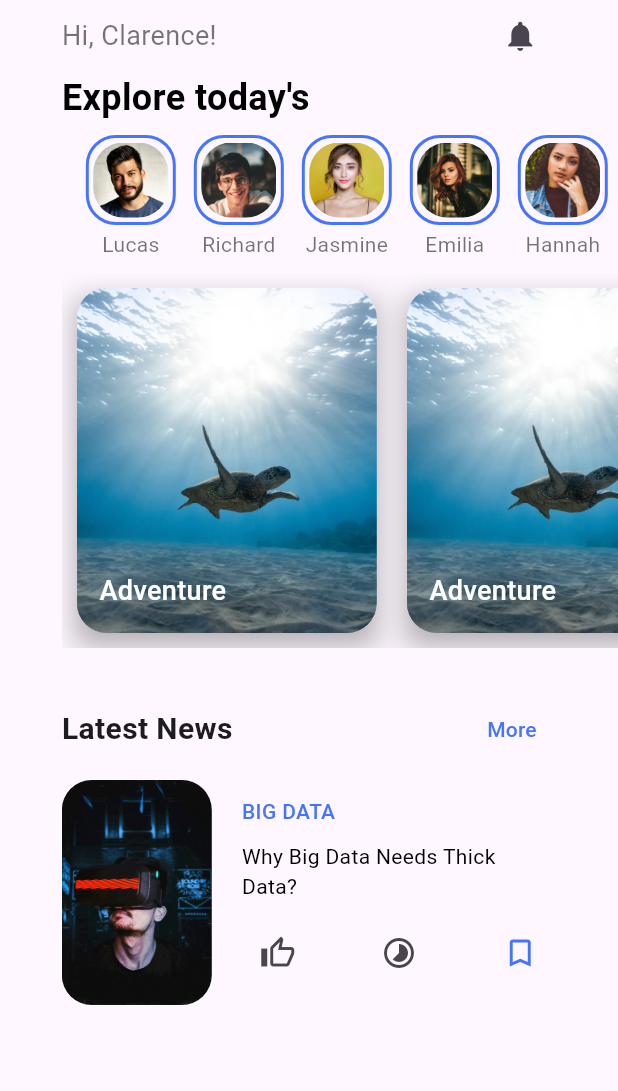
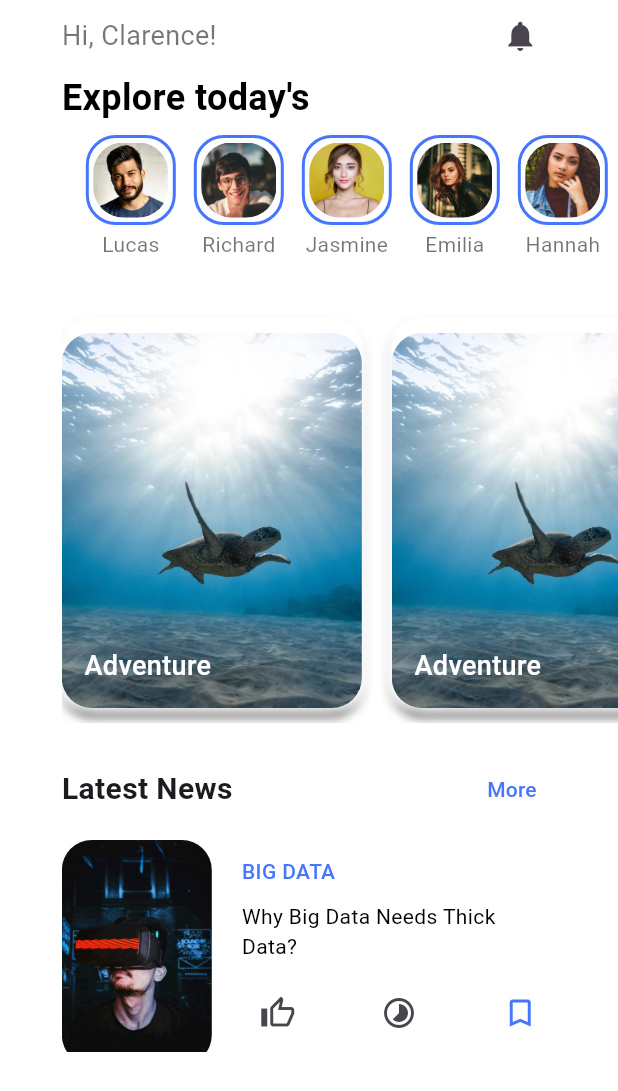
Before and after one commit to ClarenceLaria/blog_club, a Flutter app: the HomePage screen opened directly, on a phone screen of 412 x 824 dp. Shown: the top 1091 px of the screen. Run offline on Flutter 3.47's test engine with Material 3 defaults, Android fonts, the light colour scheme and no system bars; our stand-ins replace sliding_up_panel, smooth_page_indicator, story_view.

Commit message:
Home page correction

```diff
--- a/lib/pages/home.dart
+++ b/lib/pages/home.dart
@@ -17,7 +17,7 @@ class _HomePageState extends State<HomePage> {
   @override
   Widget build(BuildContext context) {
     return Scaffold(
-      // backgroundColor: const Color.fromARGB(223,229,236,255).withOpacity(0.1),
+      backgroundColor: Colors.white,
       body: SafeArea(
         child: Column(
           mainAxisAlignment: MainAxisAlignment.spaceEvenly,
@@ -43,7 +43,6 @@ class _HomePageState extends State<HomePage> {
                 ],
               ),
             ),
-            // const SizedBox(height: 20),
             Padding(
               padding: EdgeInsets.only(
                 left: MediaQuery.of(context).size.width * 0.1,
@@ -116,24 +115,38 @@ class _HomePageState extends State<HomePage> {
               child: ListView(
                 children: [
                   SizedBox(
-                    height: 270,
+                    height: 320,
                     child: Center(
                       child: Padding(
-                        padding: EdgeInsets.only(left: MediaQuery.of(context).size.width * 0.1, bottom: 20),
+                        padding: EdgeInsets.only(left: MediaQuery.of(context).size.width * 0.1, bottom: 20, top: 20),
                         child: ListView(
                           scrollDirection: Axis.horizontal,
                           padding: EdgeInsets.only(right: MediaQuery.of(context).size.width * 0.1),
                           children: [
                             Container(
-                              margin: const EdgeInsets.all(10),
+                              height: 250,
+                              width: 200,
+                              margin: const EdgeInsets.symmetric(vertical: 10),
                               decoration: BoxDecoration(
-                                boxShadow: [
+                                borderRadius: BorderRadius.circular(20),
+                                color: Colors.white,
+                                boxShadow: const [
                                   BoxShadow(
-                                    color: Colors.black.withOpacity(0.3),
-                                    blurRadius: 15,
-                                    spreadRadius: 1,
-                                    offset: const Offset(0, 8),
-                                  )
+                                    blurRadius: 5,
+                                    offset: Offset(0, 5)
+                                  ),
+                                  BoxShadow(
+                                    blurRadius: 8,
+                                    spreadRadius: 2,
+                                    color: Colors.white,
+                                    offset: Offset(-5, 0)
+                                  ),
+                                  BoxShadow(
+                                    blurRadius: 8,
+                                    spreadRadius: 2,
+                                    color: Colors.white,
+                                    offset: Offset(5, 0)
+                                  ),
                                 ]
                               ),
                               child: Stack(
@@ -162,16 +175,32 @@ class _HomePageState extends State<HomePage> {
                                 ],
                               ),
                             ),
-                            Container(
-                              margin: const EdgeInsets.all(10),
+                            Padding(
+                              padding: const EdgeInsets.symmetric(horizontal: 20.0),
+                              child: Container(
+                                height: 250,
+                                width: 200,
+                                margin: const EdgeInsets.symmetric(vertical: 10),
                                 decoration: BoxDecoration(
-                                boxShadow: [
+                                  borderRadius: BorderRadius.circular(20),
+                                  color: Colors.white,
+                                  boxShadow: const [
                                     BoxShadow(
-                                    color: Colors.black.withOpacity(0.3),
-                                    blurRadius: 15,
-                                    spreadRadius: 1,
-                                    offset: const Offset(0, 8),
-                                  )
+                                      blurRadius: 5,
+                                      offset: Offset(0, 5)
+                                    ),
+                                    BoxShadow(
+                                      blurRadius: 8,
+                                      spreadRadius: 2,
+                                      color: Colors.white,
+                                      offset: Offset(-5, 0)
+                                    ),
+                                    BoxShadow(
+                                      blurRadius: 8,
+                                      spreadRadius: 2,
+                                      color: Colors.white,
+                                      offset: Offset(5, 0)
+                                    ),
                                   ]
                                 ),
                                 child: Stack(
@@ -200,6 +229,7 @@ class _HomePageState extends State<HomePage> {
                                   ],
                                 ),
                               ),
+                            ),
                           ],
                         ),
                       ),
@@ -211,9 +241,7 @@ class _HomePageState extends State<HomePage> {
                       width: MediaQuery.of(context).size.width * 0.8,
                       child: Column(
                         children: [
-                          Padding(
-                            padding: const EdgeInsets.symmetric(vertical: 10.0),
-                            child: Row(
+                          Row(
                             mainAxisAlignment: MainAxisAlignment.spaceBetween,
                             children: [
                               const Text(
@@ -235,8 +263,9 @@ class _HomePageState extends State<HomePage> {
                               ),
                             ],
                           ),
-                          ),
-                          Row(
+                          Padding(
+                            padding: const EdgeInsets.symmetric(vertical: 10.0),
+                            child: Row(
                               children: [
                                 ClipRRect(
                                   borderRadius: BorderRadius.circular(20),
@@ -300,6 +329,74 @@ class _HomePageState extends State<HomePage> {
                                 ),
                               ],
                             ),
+                          ),
+                          Padding(
+                            padding: const EdgeInsets.symmetric(vertical: 10.0),
+                            child: Row(
+                              children: [
+                                ClipRRect(
+                                  borderRadius: BorderRadius.circular(20),
+                                  child: const Image(
+                                    image: AssetImage('assets/images/on_boarding_images/technology_vr.jpg'),
+                                    height: 150,
+                                    width: 100,
+                                    fit: BoxFit.cover,
+                                  ),
+                                ),
+                                const SizedBox(width: 20,),
+                                Expanded(
+                                  child: Column(
+                                    crossAxisAlignment: CrossAxisAlignment.start,
+                                    children: [
+                                      const Text(
+                                        'BIG DATA',
+                                        style: TextStyle(
+                                          fontSize: 14,
+                                          color: Color.fromARGB(237,56,106,255),
+                                          fontWeight: FontWeight.w500,
+                                        ),
+                                      ),
+                                      const SizedBox(height: 10,),
+                                      const Text(
+                                        'Why Big Data Needs Thick Data?',
+                                        style: TextStyle(
+                                          fontSize: 14,
+                                          color: Colors.black,
+                                        ),
+                                      ),
+                                      const SizedBox(height: 10,),
+                                      Row(
+                                        mainAxisAlignment: MainAxisAlignment.spaceBetween,
+                                        children: [
+                                          IconButton(
+                                            onPressed: () {},
+                                            icon: const Icon(
+                                              Icons.thumb_up_alt_outlined,
+                                              semanticLabel: '2.1k',
+                                            ),
+                                          ),
+                                          IconButton(
+                                            onPressed: () {},
+                                            icon: const Icon(
+                                              Icons.timelapse_outlined,
+                                              semanticLabel: '1hr ago',
+                                            ),
+                                          ),
+                                          IconButton(
+                                            onPressed: () {},
+                                            icon: const Icon(
+                                              Icons.bookmark_border_outlined,
+                                              color: Color.fromARGB(237,56,106,255),
+                                            ),
+                                          ),
+                                        ],
+                                      ),
+                                    ],
+                                  ),
+                                ),
+                              ],
+                            ),
+                          ),
                         ],
                       ),
                     )
```
Lines whose indentation alone changed are shown as unchanged.
